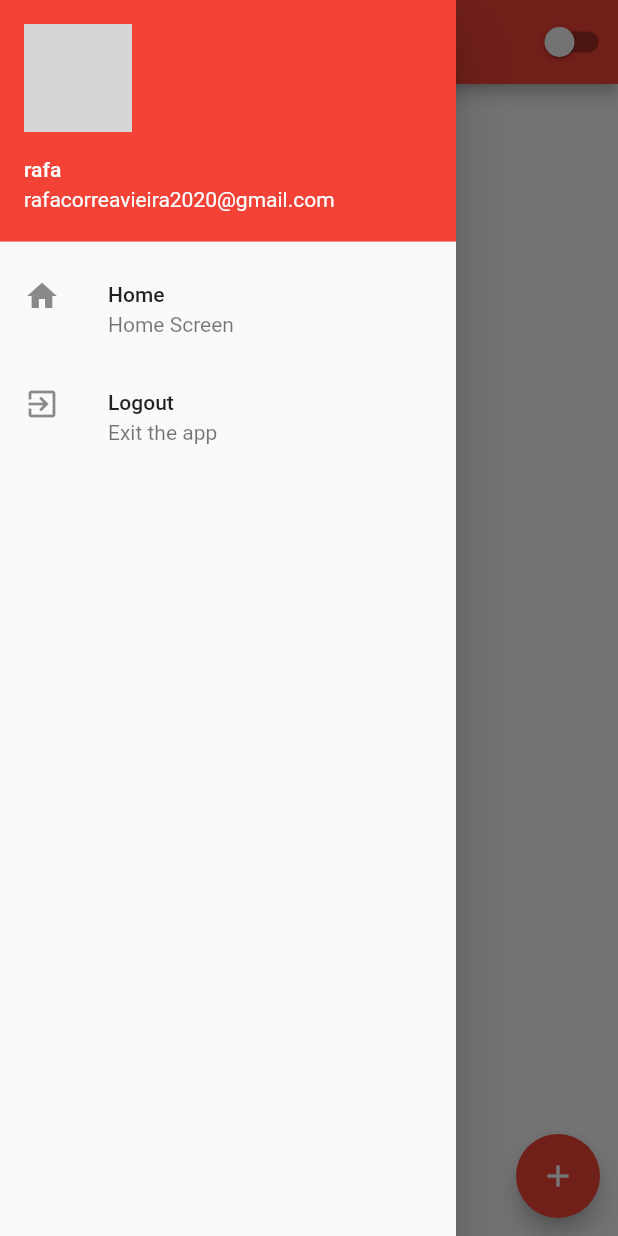
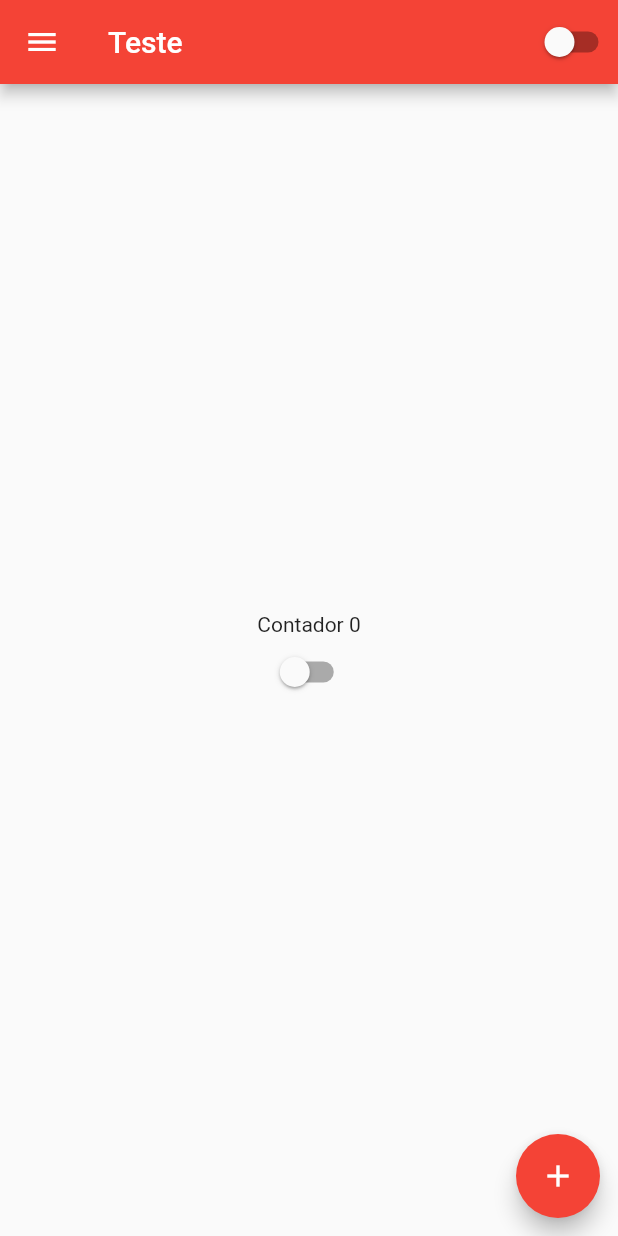
Before and after one commit to rafinhamvieira/AppWFluterando, a Flutter app: the HomePage screen opened by its route, in the side drawer, after a tap on "Home", on a phone screen of 412 x 824 dp. Run offline on Flutter 3.47's test engine with Material 2 defaults, Android fonts, the phone set to English and light mode, and no system bars; grey boxes are pictures that could not be loaded.

Commit message:
melhoria na listTile do Home

```diff
--- a/lib/home_page.dart
+++ b/lib/home_page.dart
@@ -20,8 +20,10 @@ class _HomePageState extends State<HomePage> {
       drawer: Drawer(
         child: Column(
           children: [
-            UserAccountsDrawerHeader( //para adicionar uma foto no menu
-                currentAccountPicture: ClipOval( //usado para deixar a imagem redonda
+            UserAccountsDrawerHeader(
+                //para adicionar uma foto no menu
+                currentAccountPicture: ClipOval(
+                  //usado para deixar a imagem redonda
                   child: Image.asset('assets/images/eu.jpeg'),
                 ),
                 accountName: Text("rafa"),
@@ -31,7 +33,7 @@ class _HomePageState extends State<HomePage> {
               subtitle: Text("Home Screen"),
               leading: Icon(Icons.home),
               onTap: () {
-                print('home');
+                Navigator.of(context).pushReplacementNamed('/home');
               },
             ),
             ListTile(
```
